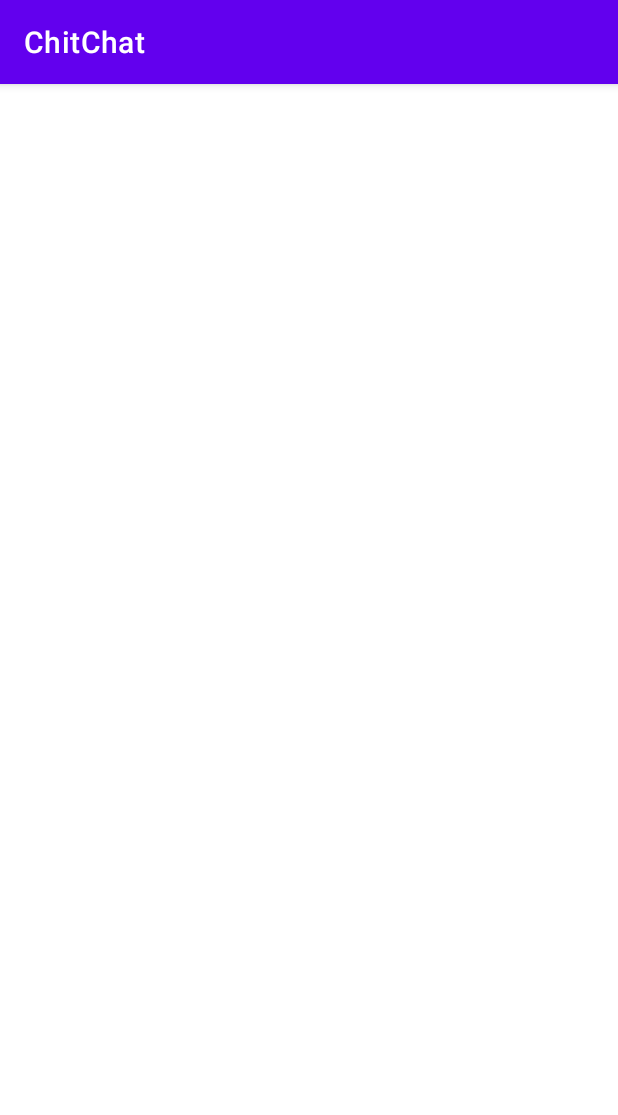
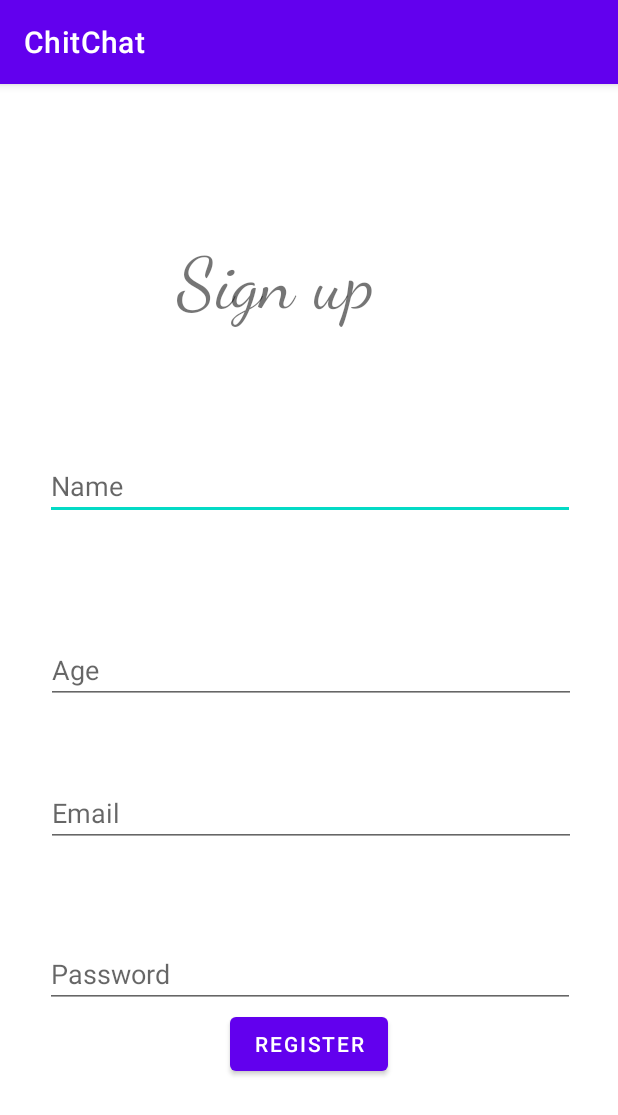
Before and after one commit to HariomJoshi/ChitChat, an Android app: the SignUp screen opened directly, with no data from a screen before it, on a phone screen of 412 x 824 dp. Shown: the top 1115 px of the screen. Run offline under Robolectric (Android 15) with nearby library versions, the phone set to English and light mode, and no system bars.

Commit message:
Sign up completed

```diff
--- a/app/src/main/java/com/example/chitchat/LogIn.kt
+++ b/app/src/main/java/com/example/chitchat/LogIn.kt
@@ -21,7 +21,7 @@ class LogIn : AppCompatActivity() {
         edtEmail = findViewById(R.id.edtEmail)
         edtPassword = findViewById(R.id.edtPassword)
         btnLogin = findViewById(R.id.btnLogin)
-        btnSignup = findViewById(R.id.btnSignup)
+        btnSignup = findViewById(R.id.btnRegister)
 
         // opening sign up activity
         btnSignup.setOnClickListener{
--- a/app/src/main/java/com/example/chitchat/SignUp.kt
+++ b/app/src/main/java/com/example/chitchat/SignUp.kt
@@ -1,11 +1,35 @@
-package com.example.chitchat
+    package com.example.chitchat
 
 import androidx.appcompat.app.AppCompatActivity
 import android.os.Bundle
+import android.widget.Button
+import android.widget.EditText
+import android.widget.Toast
 
-class SignUp : AppCompatActivity() {
+
+    class SignUp : AppCompatActivity() {
+
+    // following items would be initialized later
+    private lateinit var edtName: EditText
+    private lateinit var edtAge: EditText
+    private lateinit var edtEmail: EditText
+    private lateinit var edtPassword: EditText
+    private lateinit var btnRegister: Button
+
     override fun onCreate(savedInstanceState: Bundle?) {
         super.onCreate(savedInstanceState)
         setContentView(R.layout.activity_sign_up)
+
+        edtName = findViewById(R.id.edtName)
+        edtAge = findViewById(R.id.edtAge)
+        edtEmail = findViewById(R.id.edtEmail)
+        edtPassword = findViewById(R.id.edtPassword)
+        btnRegister = findViewById(R.id.btnRegister)
+
+        // button to register user
+        btnRegister.setOnClickListener{
+            Toast.makeText(applicationContext, "Registering",Toast.LENGTH_SHORT).show();
+        }
     }
+
 }
--- a/app/src/main/res/layout/activity_login.xml
+++ b/app/src/main/res/layout/activity_login.xml
@@ -8,20 +8,21 @@
 
     <TextView
         android:id="@+id/textView"
-        android:layout_width="wrap_content"
-        android:layout_height="wrap_content"
+        android:layout_width="282dp"
+        android:layout_height="64dp"
         android:layout_marginStart="68dp"
+        android:layout_marginLeft="68dp"
         android:layout_marginTop="102dp"
         android:layout_marginEnd="69dp"
+        android:layout_marginRight="69dp"
         android:layout_marginBottom="71dp"
+        android:fontFamily="cursive"
         android:text="Welcome Back!"
-        android:textSize="40sp"
+        android:textSize="48sp"
         app:layout_constraintBottom_toTopOf="@+id/edtEmail"
         app:layout_constraintEnd_toEndOf="parent"
         app:layout_constraintStart_toStartOf="parent"
-        app:layout_constraintTop_toTopOf="parent"
-        android:layout_marginLeft="68dp"
-        android:layout_marginRight="69dp" />
+        app:layout_constraintTop_toTopOf="parent" />
 
     <EditText
         android:id="@+id/edtEmail"
@@ -68,18 +69,18 @@
         android:layout_marginRight="159dp" />
 
     <Button
-        android:id="@+id/btnSignup"
+        android:id="@+id/btnRegister"
         android:layout_width="wrap_content"
         android:layout_height="wrap_content"
         android:layout_marginStart="158dp"
+        android:layout_marginLeft="158dp"
         android:layout_marginTop="29dp"
         android:layout_marginEnd="159dp"
-        android:text="Sign up"
+        android:layout_marginRight="159dp"
+        android:text="@string/register"
         app:layout_constraintEnd_toEndOf="parent"
         app:layout_constraintStart_toStartOf="parent"
-        app:layout_constraintTop_toBottomOf="@+id/btnLogin"
-        android:layout_marginLeft="158dp"
-        android:layout_marginRight="159dp" />
+        app:layout_constraintTop_toBottomOf="@+id/btnLogin" />
 
 
 </androidx.constraintlayout.widget.ConstraintLayout>
--- a/app/src/main/res/layout/activity_sign_up.xml
+++ b/app/src/main/res/layout/activity_sign_up.xml
@@ -6,4 +6,94 @@
     android:layout_height="match_parent"
     tools:context=".SignUp">
 
+    <EditText
+        android:id="@+id/edtName"
+        android:layout_width="353dp"
+        android:layout_height="43dp"
+        android:layout_marginStart="101dp"
+        android:layout_marginEnd="101dp"
+        android:ems="10"
+        android:hint="@string/nameID"
+        android:inputType="textPersonName"
+        app:layout_constraintBottom_toTopOf="@+id/edtAge"
+        app:layout_constraintEnd_toEndOf="parent"
+        app:layout_constraintHorizontal_bias="0.497"
+        app:layout_constraintStart_toStartOf="parent"
+        app:layout_constraintTop_toBottomOf="@+id/textView2" />
+
+
+    <EditText
+        android:id="@+id/edtAge"
+        android:layout_width="353dp"
+        android:layout_height="43dp"
+        android:layout_marginStart="101dp"
+        android:layout_marginEnd="101dp"
+        android:layout_marginBottom="52dp"
+        android:ems="10"
+        android:hint="@string/ageID"
+        android:inputType="textPersonName"
+        app:layout_constraintBottom_toTopOf="@+id/edtEmail"
+        app:layout_constraintEnd_toEndOf="parent"
+        app:layout_constraintHorizontal_bias="0.493"
+        app:layout_constraintStart_toStartOf="parent" />
+
+
+
+
+    <EditText
+        android:id="@+id/edtEmail"
+        android:layout_width="353dp"
+        android:layout_height="43dp"
+        android:layout_marginStart="101dp"
+        android:layout_marginEnd="101dp"
+        android:layout_marginBottom="64dp"
+        android:ems="10"
+        android:hint="@string/emailID"
+        android:inputType="textEmailAddress"
+        app:layout_constraintBottom_toTopOf="@+id/edtPassword"
+        app:layout_constraintEnd_toEndOf="parent"
+        app:layout_constraintHorizontal_bias="0.493"
+        app:layout_constraintStart_toStartOf="parent" />
+
+    <EditText
+        android:id="@+id/edtPassword"
+        android:layout_width="353dp"
+        android:layout_height="43dp"
+        android:layout_marginStart="101dp"
+        android:layout_marginTop="67dp"
+        android:layout_marginEnd="101dp"
+        android:ems="10"
+        android:hint="@string/passID"
+        android:inputType="textPassword"
+        app:layout_constraintBottom_toTopOf="@+id/btnRegister"
+        app:layout_constraintEnd_toEndOf="parent"
+        app:layout_constraintHorizontal_bias="0.497"
+        app:layout_constraintStart_toStartOf="parent"
+        app:layout_constraintTop_toBottomOf="@+id/textView" />
+
+
+
+    <TextView
+        android:id="@+id/textView2"
+        android:layout_width="141dp"
+        android:layout_height="63dp"
+        android:layout_marginTop="104dp"
+        android:fontFamily="cursive"
+        android:text="@string/signUp"
+        android:textSize="48sp"
+        app:layout_constraintEnd_toEndOf="parent"
+        app:layout_constraintHorizontal_bias="0.437"
+        app:layout_constraintStart_toStartOf="parent"
+        app:layout_constraintTop_toTopOf="parent" />
+
+    <Button
+        android:id="@+id/btnRegister"
+        android:layout_width="wrap_content"
+        android:layout_height="wrap_content"
+        android:layout_marginBottom="104dp"
+        android:text="@string/register"
+        app:layout_constraintBottom_toBottomOf="parent"
+        app:layout_constraintEnd_toEndOf="parent"
+        app:layout_constraintStart_toStartOf="parent" />
+
 </androidx.constraintlayout.widget.ConstraintLayout>
--- a/app/src/main/res/values/strings.xml
+++ b/app/src/main/res/values/strings.xml
@@ -1,3 +1,9 @@
 <resources>
     <string name="app_name">ChitChat</string>
+    <string name="signUp">Sign up</string>
+    <string name="nameID">Name</string>
+    <string name="ageID">Age</string>
+    <string name="emailID">Email</string>
+    <string name="passID">Password</string>
+    <string name="register">Register</string>
 </resources>
```
